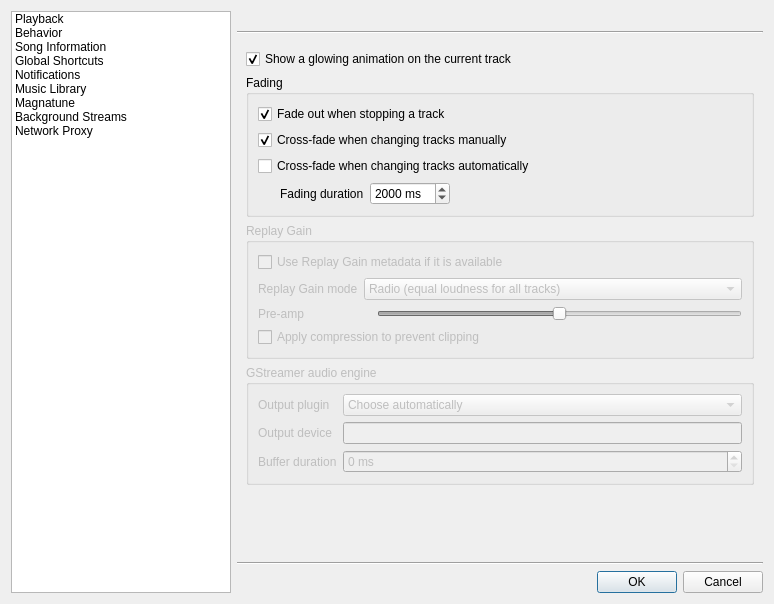
clementine-player/Clementine, file src/ui/settingsdialog.ui: the form before one commit.
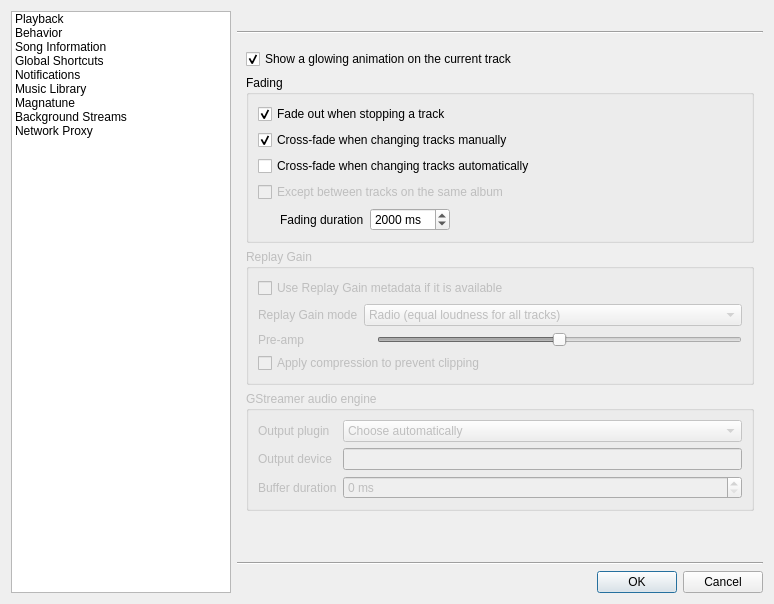
The form after the commit. The open tabs and pages were chosen to show the change. Icons and pictures are not drawn. Custom widgets are drawn as their Qt base class.

Commit message: Add an option to disable automatic crossfading between tracks on the same album or from the same cuesheet.  Fixes issue 1479

```diff
--- a/src/ui/settingsdialog.ui
+++ b/src/ui/settingsdialog.ui
@@ -167,6 +167,16 @@
               </property>
              </widget>
             </item>
+            <item>
+             <widget class="QCheckBox" name="fading_samealbum">
+              <property name="enabled">
+               <bool>false</bool>
+              </property>
+              <property name="text">
+               <string>Except between tracks on the same album</string>
+              </property>
+             </widget>
+            </item>
             <item>
              <widget class="QWidget" name="fading_options" native="true">
               <layout class="QHBoxLayout" name="horizontalLayout">
```
Left out of the diff: 66 changed lines with no effect on the pictures. The commit also changes 11 other files.
